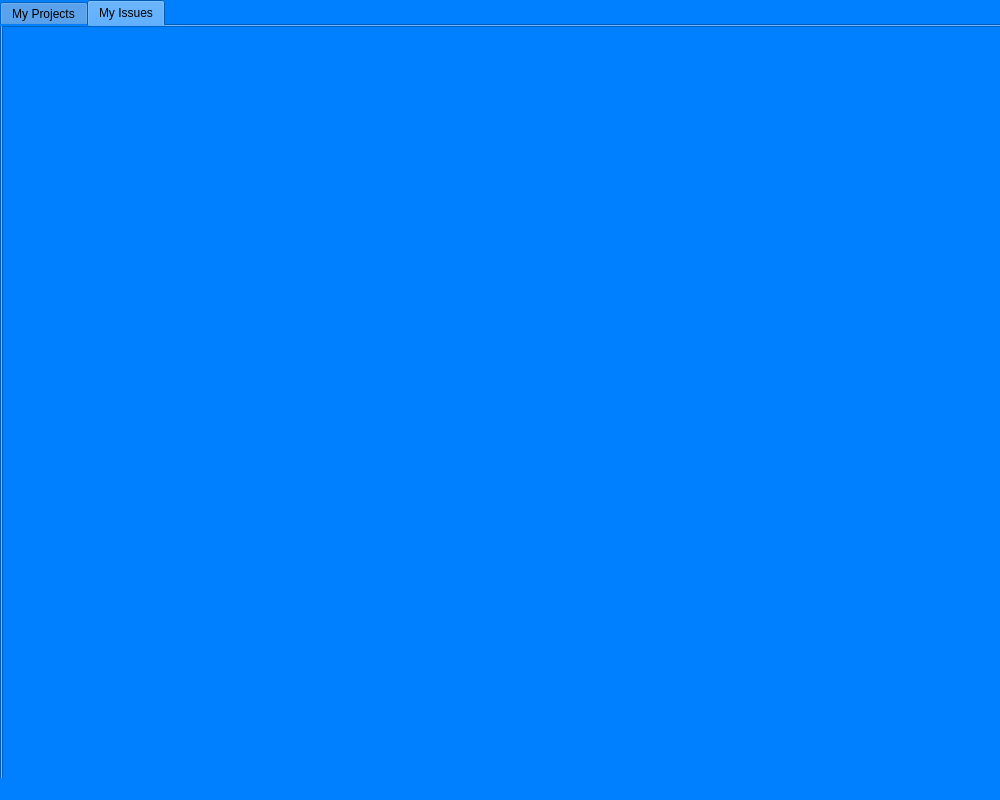
Before: the Qt Designer form pyqt5_files/projects_page.ui in ChanJiaJin/SIT-CAPSTONE, drawn with Qt 5.
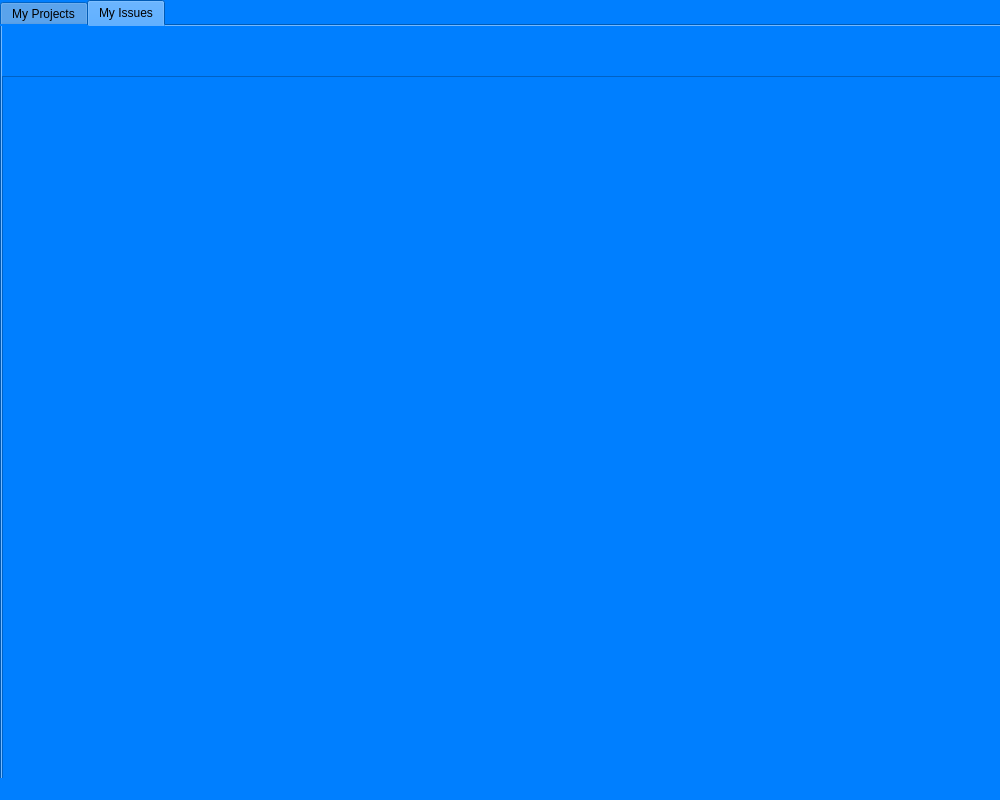
After: the same form once the commit is applied.

Commit message: Added Issues count to my issues tab

The edit to the form file:
```diff
--- a/pyqt5_files/projects_page.ui
+++ b/pyqt5_files/projects_page.ui
@@ -89,9 +89,9 @@
       <property name="geometry">
        <rect>
         <x>0</x>
-        <y>0</y>
+        <y>50</y>
         <width>1001</width>
-        <height>781</height>
+        <height>731</height>
        </rect>
       </property>
       <property name="styleSheet">
```
Left out of the diff: 19 changed lines with no effect on the pictures.
